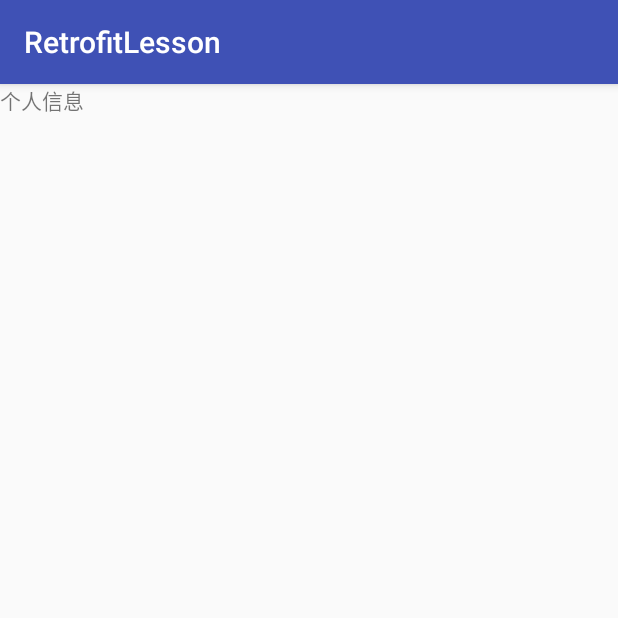
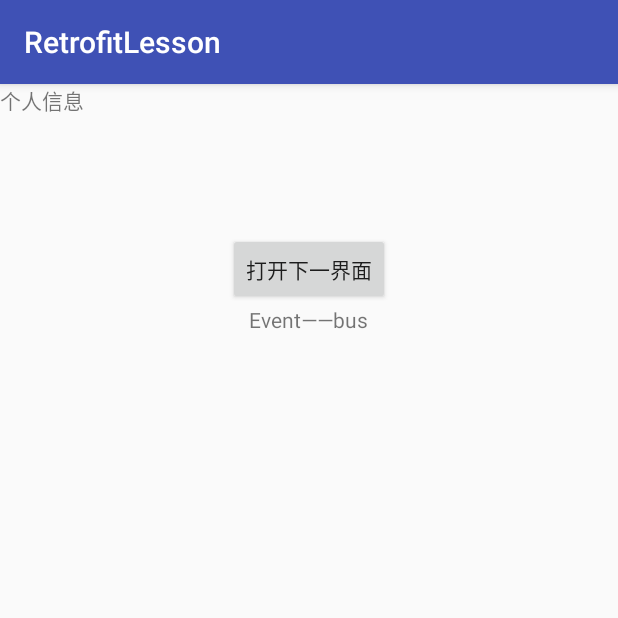
Before and after one commit to caiyubohaha/RetrofitLesson, an Android app: the UserInfoActivity screen opened directly, with no data from a screen before it, on a phone screen of 412 x 824 dp, the top half of it. Run offline under Robolectric (Android 15) with nearby library versions, the phone set to English and light mode, and no system bars; our stand-ins replace ButterKnife, EventBus; libraries missing offline, so code that uses them is left out: com.jakewharton.rxbinding, org.greenrobot.greendao, rx.functions; pictures from the network do not load; 3 statements that could not run were skipped.

Commit message:
EventBus学习

```diff
--- a/app/build.gradle
+++ b/app/build.gradle
@@ -57,4 +57,6 @@ dependencies {
 
     compile 'com.github.bumptech.glide:glide:3.7.0'
 
+    compile 'org.greenrobot:eventbus:3.0.0'
+
 }
--- a/app/src/main/AndroidManifest.xml
+++ b/app/src/main/AndroidManifest.xml
@@ -18,7 +18,8 @@
                 <category android:name="android.intent.category.LAUNCHER" />
             </intent-filter>
         </activity>
-        <activity android:name=".UserInfoActivity"></activity>
+        <activity android:name=".UserInfoActivity" />
+        <activity android:name=".EventBusActivity"></activity>
     </application>
 
 </manifest>
--- a/app/src/main/java/cyb/retrofitlesson/UserInfoActivity.java
+++ b/app/src/main/java/cyb/retrofitlesson/UserInfoActivity.java
@@ -1,8 +1,10 @@
 package cyb.retrofitlesson;
 
+import android.content.Intent;
 import android.os.Bundle;
 import android.support.v7.app.AppCompatActivity;
 import android.util.Log;
+import android.widget.Button;
 import android.widget.ImageView;
 import android.widget.RelativeLayout;
 import android.widget.TextView;
@@ -10,14 +12,21 @@ import android.widget.Toast;
 
 import com.bumptech.glide.Glide;
 import com.greendao.UserInfoDaoUtils;
+import com.jakewharton.rxbinding.view.RxView;
+
+import org.greenrobot.eventbus.EventBus;
+import org.greenrobot.eventbus.Subscribe;
 
 import java.util.List;
+import java.util.concurrent.TimeUnit;
 
 import butterknife.BindView;
 import butterknife.ButterKnife;
+import cyb.bean.FirstEvent;
 import cyb.bean.UserInfo;
 import cyb.comm.InterfaceDate;
 import cyb.utils.GlideRoundTransform;
+import rx.functions.Action1;
 
 public class UserInfoActivity extends AppCompatActivity {
 
@@ -27,31 +36,67 @@ public class UserInfoActivity extends AppCompatActivity {
     TextView tvMessage;
     @BindView(R.id.activity_user_info)
     RelativeLayout activityUserInfo;
+    @BindView(R.id.tv)
+    TextView tv;
+    @BindView(R.id.btn)
+    Button btn;
+    @BindView(R.id.tv_Eventbus)
+    TextView tvEventbus;
 
     @Override
     protected void onCreate(Bundle savedInstanceState) {
         super.onCreate(savedInstanceState);
         setContentView(R.layout.activity_user_info);
+        EventBus.getDefault().register(this);
         ButterKnife.bind(this);
         getuserinfo();
+        initEvent();
+
+
+    }
+    /****/
+    private void initEvent() {
+        RxView.clicks(btn).throttleFirst(2, TimeUnit.SECONDS).subscribe(new Action1<Void>() {
+            @Override
+            public void call(Void aVoid) {
+                Intent intent = new Intent(UserInfoActivity.this,EventBusActivity.class);
+                startActivity(intent);
+            }
+        });
     }
 
-    public void  getuserinfo() {
+    public void getuserinfo() {
         Toast.makeText(this, "获取用户信息成功", Toast.LENGTH_SHORT).show();
-        Log.i("8888","查询数据库".toString()) ;
+        Log.i("8888", "查询数据库".toString());
         List<UserInfo> list = UserInfoDaoUtils.querydataBy("蔡煜波");
-        if (list!=null&&list.size()!=0) {
+        if (list != null && list.size() != 0) {
             UserInfo userinfo = list.get(0);
             tvMessage.setText(list.get(0).toString());
-            Log.i("8888",list.get(0).toString()) ;
+            Log.i("8888", list.get(0).toString());
 
-            String imgurl = InterfaceDate.ROOT_URL+ userinfo.getHeadImgUrl();
+            String imgurl = InterfaceDate.ROOT_URL + userinfo.getHeadImgUrl();
 
 
-
-            Glide.with(this).load(imgurl).centerCrop().placeholder(R.mipmap.ic_launcher).transform(new GlideRoundTransform(this,8)).crossFade().into(ivHeard);
+            Glide.with(this).load(imgurl).centerCrop().placeholder(R.mipmap.ic_launcher).transform(new GlideRoundTransform(this, 8)).crossFade().into(ivHeard);
 
         }
     }
 
+    @Override
+    protected void onDestroy() {
+        super.onDestroy();
+        EventBus.getDefault().unregister(this);
+    }
+
+    /*public void onEventMainThread(FirstEvent event){
+        Toast.makeText(this, "收到消息"+ event.getText(), Toast.LENGTH_SHORT).show();
+        tvEventbus.setText(event.getText());
+    }*/
+
+    @Subscribe
+    public void onEventMainThread(FirstEvent event){
+        Toast.makeText(this, "UserInfoActivity收到消息"+event.getText(), Toast.LENGTH_SHORT).show();
+        tvEventbus.setText(event.getText());
+    }
+
 }
--- a/app/src/main/res/layout/activity_user_info.xml
+++ b/app/src/main/res/layout/activity_user_info.xml
@@ -25,4 +25,19 @@
         android:layout_width="match_parent"
         android:layout_height="wrap_content" />
 
+    <Button
+        android:text="打开下一界面"
+        android:layout_centerHorizontal="true"
+        android:layout_below="@id/tv_message"
+        android:id="@+id/btn"
+        android:layout_width="wrap_content"
+        android:layout_height="wrap_content" />
+    <TextView
+        android:layout_below="@id/btn"
+        android:id="@+id/tv_Eventbus"
+        android:text="Event——bus"
+        android:layout_centerHorizontal="true"
+        android:layout_width="wrap_content"
+        android:layout_height="wrap_content" />
+
 </RelativeLayout>
```
Also changed, not shown: app/src/main/java/cyb/bean/FirstEvent.java (added, +21 -0 lines), app/src/main/java/cyb/retrofitlesson/EventBusActivity.java (added, +40 -0 lines), app/src/main/java/cyb/retrofitlesson/MainActivity.java (+35 -18 lines), app/src/main/res/layout/activity_event_bus.xml (added, +20 -0 lines), app/src/main/res/layout/activity_main.xml (+8 -0 lines).
